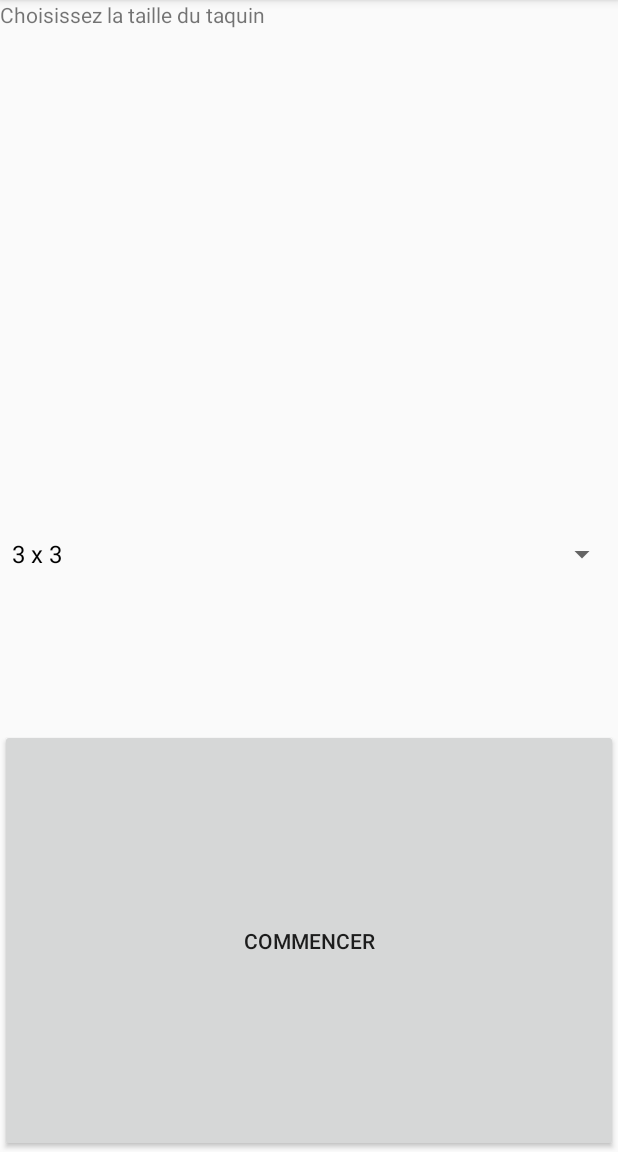
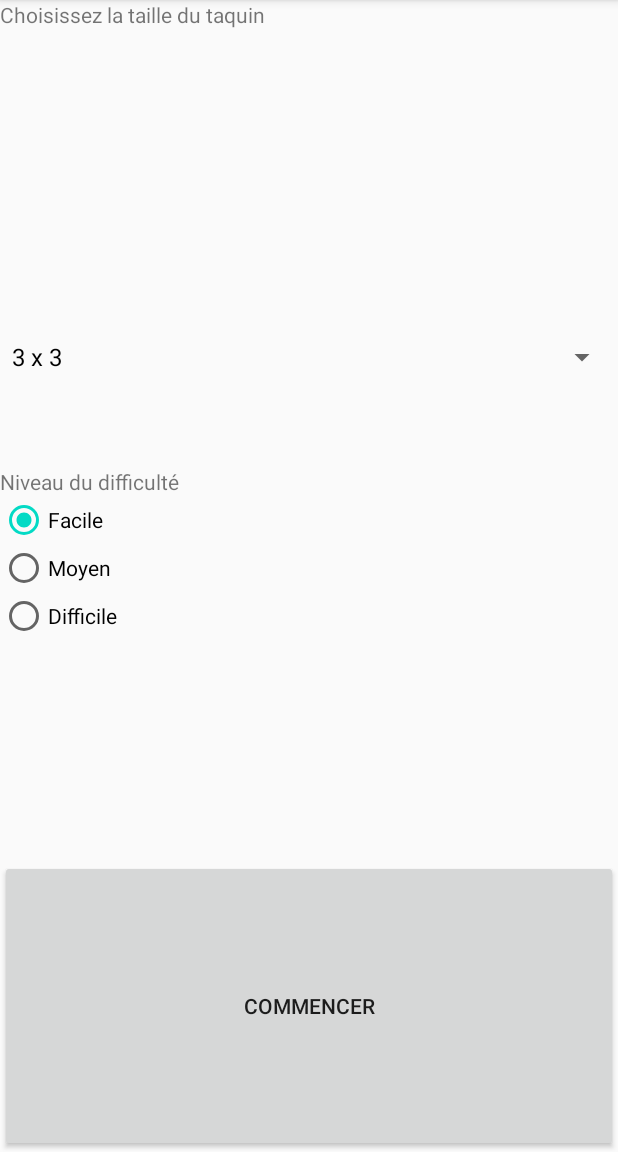
Before and after one commit to SamirToularhmine/TaquinGLES, an Android app: the screen it shows after launch (MenuPrincipalActivity), on a phone screen of 412 x 824 dp, the part 84-1236 px from its top. Run offline under Robolectric (Android 15) with nearby library versions, the phone set to English and light mode, and no system bars.

Commit message:
Ajout du choix de la difficulté de niveau

```diff
--- a/app/src/main/java/fr/univ/taquingles/OpenGLES20Activity.java
+++ b/app/src/main/java/fr/univ/taquingles/OpenGLES20Activity.java
@@ -42,14 +42,14 @@ public class OpenGLES20Activity extends Activity {
                 //WindowManager.LayoutParams.FLAG_FULLSCREEN,
                 //WindowManager.LayoutParams.FLAG_FULLSCREEN);
         Intent i = getIntent();
-        int taille = i.getIntExtra("taille", 3);
+        int taille = i.getIntExtra("TAILLE", 3);
         this.mGLView = new MyGLSurfaceView(this, taille);
 
         FrameLayout f = findViewById(R.id.gl_frame);
         f.addView(this.mGLView);
 
 
-        this.counter = i.getIntExtra("counter", 60);
+        this.counter = i.getIntExtra("COUNTER", -1);
         this.initChrono();
 
         Button closeButton = findViewById(R.id.close);
--- a/app/src/main/res/layout/activity_menu_principal.xml
+++ b/app/src/main/res/layout/activity_menu_principal.xml
@@ -21,6 +21,39 @@
         android:layout_weight="1"
         android:spinnerMode="dropdown" />
 
+    <TextView
+        android:id="@+id/textView2"
+        android:layout_width="match_parent"
+        android:layout_height="wrap_content"
+        android:text="@string/niveau" />
+
+    <RadioGroup
+        android:id="@+id/radiogroup_niveau"
+        android:layout_width="match_parent"
+        android:layout_height="wrap_content"
+        android:layout_weight="1" >
+
+
+
+        <RadioButton
+            android:id="@+id/radioButton_facile"
+            android:layout_width="match_parent"
+            android:layout_height="wrap_content"
+            android:text="@string/facile" />
+
+        <RadioButton
+            android:id="@+id/radioButton_moyen"
+            android:layout_width="match_parent"
+            android:layout_height="wrap_content"
+            android:text="@string/moyen" />
+
+        <RadioButton
+            android:id="@+id/radioButton_difficile"
+            android:layout_width="match_parent"
+            android:layout_height="wrap_content"
+            android:text="@string/difficile" />
+    </RadioGroup>
+
     <Button
         android:id="@+id/commencer"
         android:layout_width="match_parent"
--- a/app/src/main/res/values/strings.xml
+++ b/app/src/main/res/values/strings.xml
@@ -2,4 +2,8 @@
     <string name="app_name">TaquinGLES</string>
     <string name="commencer">Commencer</string>
     <string name="taille_text">Choisissez la taille du taquin</string>
+    <string name="facile">Facile</string>
+    <string name="moyen">Moyen</string>
+    <string name="difficile">Difficile</string>
+    <string name="niveau">Niveau du difficulté</string>
 </resources>
```
Also changed, not shown: app/src/main/java/fr/univ/taquingles/MenuPrincipalActivity.java (+23 -3 lines), 1 other file.
